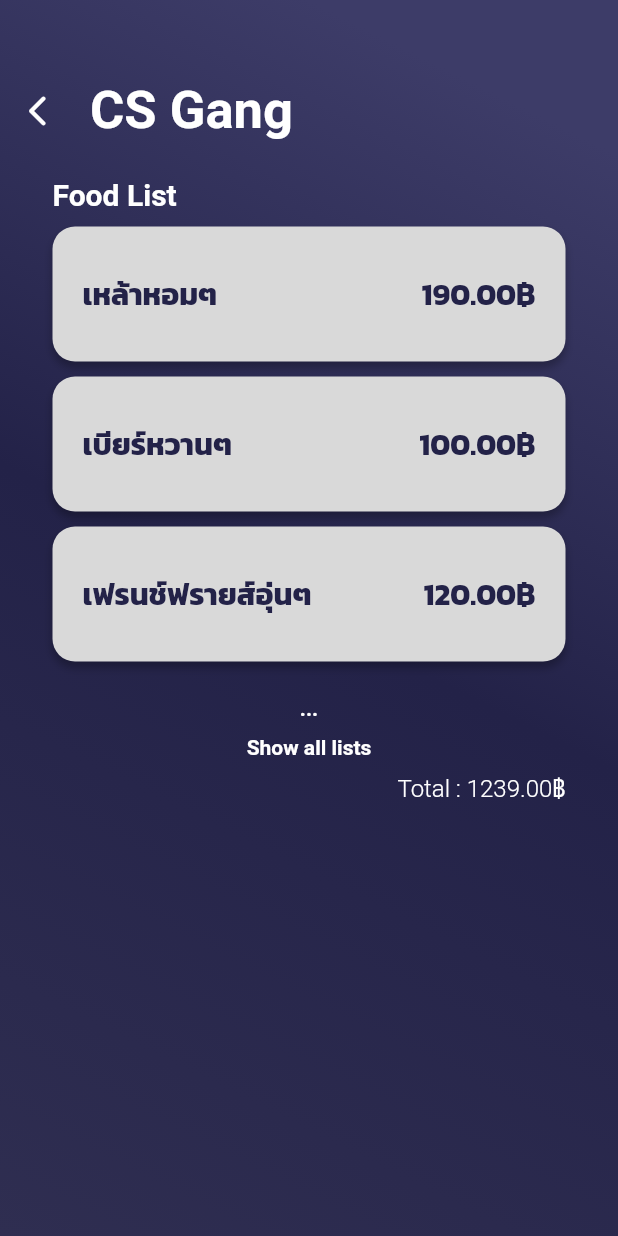
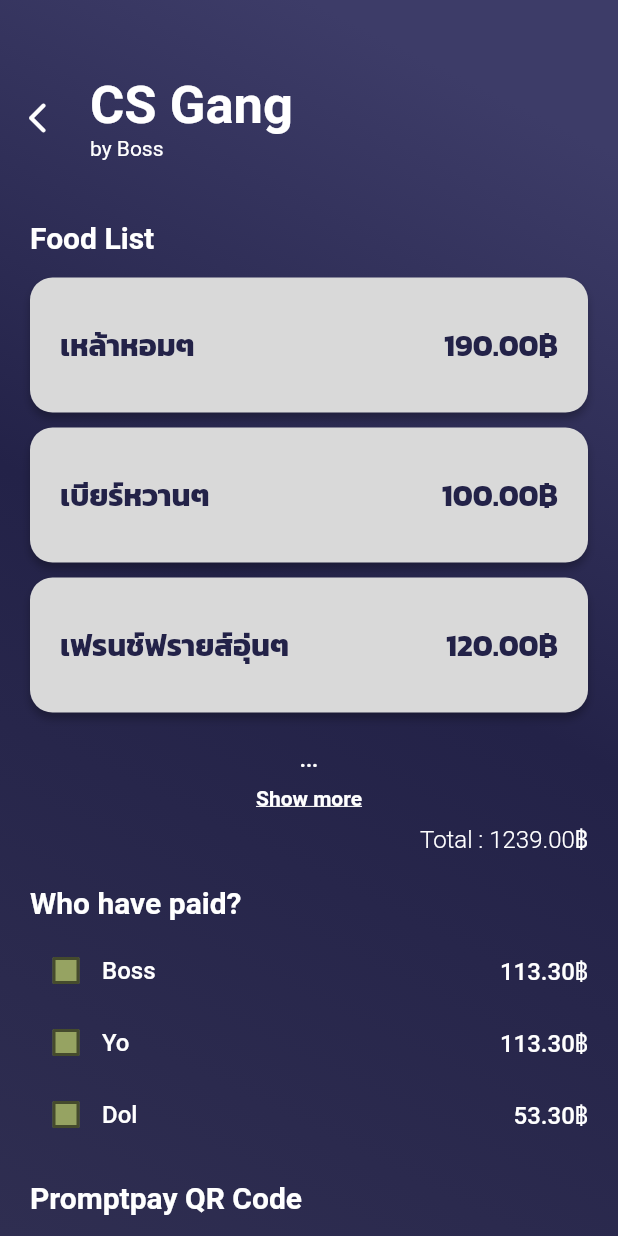
Before and after one commit to boss4848/Haan-R-Haan, a Flutter app: the BillDetailPage screen opened directly, on a phone screen of 412 x 824 dp. Run offline on Flutter 3.47's test engine with Material 2 defaults, Android fonts, the phone set to English and light mode, and no system bars; our stand-ins replace firebase_auth, firebase_core; missing offline and left inert: promptpay_qrcode_generate; accounts and stored records are empty; Roboto replaces fonts that are missing (SFTHONBURI).

Commit message:
Bill Detail Frontend 78%
foodlist / who paid this / qr generator
dont forget to npm i for our promptpay QR

```diff
--- a/lib/constant/constant.dart
+++ b/lib/constant/constant.dart
@@ -4,6 +4,7 @@
 const kSecondaryColor = Color(0xFFFFFFFF);
 const kButtonColor = Color(0xFF517CF0);
 const kCompColor = Color(0xFFD9D9D9);
+const kMemberCardColor = Color(0xFF96A362);
 
 const kDefaultPadding = 20.0;
 
--- a/lib/src/models/mockup_data.dart
+++ b/lib/src/models/mockup_data.dart
@@ -4,17 +4,18 @@
   final double totalPrice;
   final List<double> foodPrice;
   final List<String> foodName, member;
-  final String partyName, QRcode;
+  final String partyName, owner, ownerPhone;
   final List<Map> allMember;
 
   Party(
       {required this.id,
       required this.partyName,
+      required this.owner,
+      required this.ownerPhone,
       required this.foodName,
       required this.foodPrice,
       // required this.totalPrice,
       required this.member,
-      required this.QRcode,
       required this.allMember})
       : totalPrice = foodPrice.reduce((value, element) => value + element);
 }
@@ -23,6 +24,8 @@
   Party(
       id: 1,
       partyName: "CS Gang",
+      owner: "Boss",
+      ownerPhone: '0956786848',
       foodName: [
         "เหล้าหอมๆ",
         "เบียร์หวานๆ",
@@ -30,10 +33,19 @@
         "ถั่วมันๆ",
         "แมวต้มร้อนๆ"
       ],
-      foodPrice: [190, 100, 120, 30, 799],
+      foodPrice: [
+        190,
+        100,
+        120,
+        30,
+        799
+      ],
       // totalPrice: 290,
-      member: ["Boss", "Yo", "Dol"],
-      QRcode: "assets/images/qrtest.png",
+      member: [
+        "Boss",
+        "Yo",
+        "Dol"
+      ],
       allMember: [
         {"name": "Boss", "bill": 113.3},
         {"name": "Yo", "bill": 113.3},
--- a/lib/src/pages/bill_detail/components/Bbody.dart
+++ b/lib/src/pages/bill_detail/components/Bbody.dart
@@ -1,4 +1,5 @@
 import 'package:flutter/material.dart';
+import 'package:haan_r_haan/src/pages/bill_detail/components/MemberAndBill.dart';
 import 'package:haan_r_haan/src/pages/bill_detail/components/partyName.dart';
 
 import '../../../../constant/constant.dart';
@@ -22,7 +23,7 @@
           PartyBar(party: parties[0]),
           FoodList(
             party: parties[0],
-          )
+          ),
         ],
       ),
     );
--- /dev/null
+++ b/lib/src/pages/bill_detail/components/MemberAndBill.dart
@@ -0,0 +1,121 @@
+import 'package:flutter/material.dart';
+import 'package:haan_r_haan/constant/constant.dart';
+import 'package:haan_r_haan/src/models/mockup_data.dart';
+
+class MemberAndExpenses extends StatelessWidget {
+  final List allMember;
+  const MemberAndExpenses({Key? key, required this.allMember})
+      : super(key: key);
+
+  @override
+  Widget build(BuildContext context) {
+    return Column(
+      crossAxisAlignment: CrossAxisAlignment.start,
+      children: [
+        const Text(
+          "Who have paid?",
+          style: TextStyle(
+              color: Colors.white,
+              fontSize: 20,
+              fontFamily: 'SFTHONBURI',
+              fontWeight: FontWeight.w600),
+        ),
+        const SizedBox(
+          height: kDefaultPadding / 2,
+        ),
+        SizedBox(
+          child: SingleChildScrollView(
+            scrollDirection: Axis.vertical,
+            child: Column(
+              children: List.generate(allMember.length,
+                  (index) => allMemberAndBillCard(allMember: allMember[index])),
+            ),
+          ),
+        )
+      ],
+    );
+  }
+}
+
+// ignore: camel_case_types
+class allMemberAndBillCard extends StatelessWidget {
+  final Map allMember;
+  const allMemberAndBillCard({Key? key, required this.allMember})
+      : super(key: key);
+
+  @override
+  Widget build(BuildContext context) {
+    return Row(
+      mainAxisAlignment: MainAxisAlignment.spaceBetween,
+      children: [
+        Row(
+          children: [
+            const MemberCheckbox(),
+            Text(
+              allMember['name'],
+              style: const TextStyle(
+                color: Colors.white,
+                fontSize: 16,
+                fontWeight: FontWeight.w500,
+                fontFamily: 'SFTHONBURI',
+              ),
+            )
+          ],
+        ),
+        Text(
+          allMember['bill'].toStringAsFixed(2) + '฿',
+          style: const TextStyle(
+            color: Colors.white,
+            fontSize: 16,
+            fontWeight: FontWeight.w500,
+            fontFamily: 'SFTHONBURI',
+          ),
+        )
+      ],
+    );
+  }
+}
+
+// MemberCheckbox
+
+class MemberCheckbox extends StatefulWidget {
+  const MemberCheckbox({super.key});
+
+  @override
+  State<MemberCheckbox> createState() => _MemberCheckboxState();
+}
+
+class _MemberCheckboxState extends State<MemberCheckbox> {
+  bool isChecked = false;
+
+  @override
+  Widget build(BuildContext context) {
+    Color getColor(Set<MaterialState> states) {
+      const Set<MaterialState> interactiveStates = <MaterialState>{
+        MaterialState.pressed,
+        MaterialState.hovered,
+        MaterialState.focused,
+      };
+      if (states.any(interactiveStates.contains)) {
+        return Colors.blue;
+      }
+      return const Color(0xFF96A362);
+    }
+
+    return Row(
+      mainAxisAlignment: MainAxisAlignment.spaceBetween,
+      children: [
+        Checkbox(
+          checkColor: Colors.white,
+          fillColor: MaterialStateProperty.resolveWith(getColor),
+          value: isChecked,
+          onChanged: (bool? value) {
+            setState(() {
+              isChecked = value!;
+            });
+          },
+        ),
+      ],
+    );
+  }
+}
--- a/lib/src/pages/bill_detail/components/foodList.dart
+++ b/lib/src/pages/bill_detail/components/foodList.dart
@@ -1,4 +1,6 @@
 import 'package:flutter/material.dart';
+import 'package:haan_r_haan/src/pages/bill_detail/components/MemberAndBill.dart';
+import 'package:haan_r_haan/src/pages/bill_detail/components/promptPay.dart';
 import '../../../../constant/constant.dart';
 import '../../../models/mockup_data.dart';
 import 'foodListCard.dart';
@@ -26,7 +28,7 @@
       child: SingleChildScrollView(
         scrollDirection: Axis.vertical,
         child: Padding(
-          padding: const EdgeInsets.symmetric(horizontal: 35),
+          padding: const EdgeInsets.all(kDefaultPadding),
           child: Column(
             crossAxisAlignment: CrossAxisAlignment.start,
             mainAxisSize: MainAxisSize.max,
@@ -41,13 +43,13 @@
                     fontWeight: FontWeight.w600),
               ),
               Container(
-                margin: const EdgeInsets.only(
-                    top: kDefaultPadding / 4, bottom: kDefaultPadding / 2),
+                margin:
+                    const EdgeInsets.symmetric(vertical: kDefaultPadding / 2),
                 child: Column(
                   children: List.generate(
                     foodListToShow,
                     (index) => Padding(
-                      padding: EdgeInsets.symmetric(vertical: 5),
+                      padding: const EdgeInsets.symmetric(vertical: 5),
                       child: foodListCard(
                         foodList: widget.party.foodName[index],
                         foodPrice: widget.party.foodPrice[index],
@@ -58,7 +60,7 @@
               ),
               if (foodListLength > 3)
                 Row(
-                  mainAxisAlignment: MainAxisAlignment.center,
+                  mainAxisAlignment: MainAxisAlignment.spaceEvenly,
                   children: [
                     if (!showAll)
                       TextButton(
@@ -69,11 +71,12 @@
                         },
                         child: Column(
                           mainAxisAlignment: MainAxisAlignment.center,
-                          children: [
+                          children: const [
                             Text(
                               '...',
                               style: TextStyle(
                                 color: Colors.white,
+                                fontFamily: 'SFTHONBURI',
                                 fontWeight: FontWeight.bold,
                               ),
                             ),
@@ -81,11 +84,12 @@
                               height: 10,
                             ),
                             Text(
-                              'Show all lists',
+                              'Show more',
                               style: TextStyle(
-                                color: Colors.white,
-                                fontWeight: FontWeight.bold,
-                              ),
+                                  color: Colors.white,
+                                  fontFamily: 'SFTHONBURI',
+                                  fontWeight: FontWeight.bold,
+                                  decoration: TextDecoration.underline),
                             ),
                           ],
                         ),
@@ -97,12 +101,13 @@
                             showAll = false;
                           });
                         },
-                        child: Text(
+                        child: const Text(
                           'Show less',
                           style: TextStyle(
-                            color: Colors.white,
-                            fontWeight: FontWeight.bold,
-                          ),
+                              color: Colors.white,
+                              fontFamily: 'SFTHONBURI',
+                              fontWeight: FontWeight.bold,
+                              decoration: TextDecoration.underline),
                         ),
                       ),
                   ],
@@ -117,6 +122,14 @@
                       fontWeight: FontWeight.w300),
                 ),
               ),
+              SizedBox(
+                height: kDefaultPadding,
+              ),
+              MemberAndExpenses(allMember: widget.party.allMember),
+              SizedBox(
+                height: kDefaultPadding,
+              ),
+              PromptpatPayment()
             ],
           ),
         ),
--- a/lib/src/pages/bill_detail/components/foodListCard.dart
+++ b/lib/src/pages/bill_detail/components/foodListCard.dart
@@ -19,25 +19,25 @@
           color: kCompColor),
       child: Row(
         children: [
-          SizedBox(
+          const SizedBox(
             width: 20,
           ),
           Text(foodList,
-              style: TextStyle(
+              style: const TextStyle(
                   color: kPrimaryColor,
                   fontFamily: 'Kanit',
                   fontSize: 20,
                   fontWeight: FontWeight.w600)),
-          Spacer(),
+          const Spacer(),
           Text(
             '${foodPrice.toStringAsFixed(2)}฿',
-            style: TextStyle(
+            style: const TextStyle(
                 color: kPrimaryColor,
                 fontSize: 20,
                 fontFamily: 'Kanit',
                 fontWeight: FontWeight.w600),
           ),
-          SizedBox(
+          const SizedBox(
             width: 20,
           ),
         ],
--- a/lib/src/pages/bill_detail/components/partyName.dart
+++ b/lib/src/pages/bill_detail/components/partyName.dart
@@ -16,7 +16,10 @@
           arrowBack(),
           Padding(
             padding: const EdgeInsets.only(left: 10),
-            child: Text(
+            child: Column(
+              crossAxisAlignment: CrossAxisAlignment.start,
+              children: [
+                Text(
                   party.partyName,
                   style: TextStyle(
                       color: Colors.white,
@@ -24,6 +27,9 @@
                       fontFamily: 'SFTHONBURI',
                       fontWeight: FontWeight.w600),
                 ),
+                Text('by ' + party.owner)
+              ],
+            ),
           )
         ],
       ),
--- /dev/null
+++ b/lib/src/pages/bill_detail/components/promptPay.dart
@@ -0,0 +1,55 @@
+import 'package:flutter/material.dart';
+import 'package:haan_r_haan/src/models/mockup_data.dart';
+import 'package:promptpay_qrcode_generate/promptpay_qrcode_generate.dart';
+
+import '../../../../constant/constant.dart';
+
+class PromptpatPayment extends StatelessWidget {
+  const PromptpatPayment({super.key});
+
+  @override
+  Widget build(BuildContext context) {
+    return Column(
+      crossAxisAlignment: CrossAxisAlignment.start,
+      children: [
+        const Text(
+          "Promptpay QR Code",
+          style: TextStyle(
+              color: Colors.white,
+              fontSize: 20,
+              fontFamily: 'SFTHONBURI',
+              fontWeight: FontWeight.w600),
+        ),
+        const SizedBox(
+          height: kDefaultPadding,
+        ),
+        PromptPayQRCOde(
+          party: parties[0],
+        )
+      ],
+    );
+  }
+}
+
+class PromptPayQRCOde extends StatefulWidget {
+  final Party party;
+  const PromptPayQRCOde({
+    super.key,
+    required this.party,
+  });
+
+  @override
+  State<PromptPayQRCOde> createState() => _MyHomePageState();
+}
+
+class _MyHomePageState extends State<PromptPayQRCOde> {
+  @override
+  Widget build(BuildContext context) {
+    return QRCodeGenerate(
+      promptPayId: widget.party.ownerPhone,
+      amount: 00.00,
+      width: 400,
+      height: 400,
+    );
+  }
+}
--- a/lib/src/pages/notification/notification_page.dart
+++ b/lib/src/pages/notification/notification_page.dart
@@ -10,11 +10,14 @@
   Widget build(BuildContext context) {
     return Scaffold(
       backgroundColor: kPrimaryColor,
-      body: Row(
-        children: const [
-          arrowBack(),
-          Text("Notification"),
-        ],
+      body: Padding(
+        padding: const EdgeInsets.only(top: 50, bottom: 20),
+        child: Row(
+          children: const [
+            arrowBack(),
+            Text("Notification"),
+          ],
+        ),
       ),
     );
   }
--- a/pubspec.yaml
+++ b/pubspec.yaml
@@ -11,6 +11,7 @@
   firebase_core: ^2.10.0
   flutter:
     sdk: flutter
+  promptpay_qrcode_generate: ^1.0.1
 
 dev_dependencies:
   flutter_test:
```
Also changed, not shown: pubspec.lock. Lines whose indentation alone changed are shown as unchanged.
